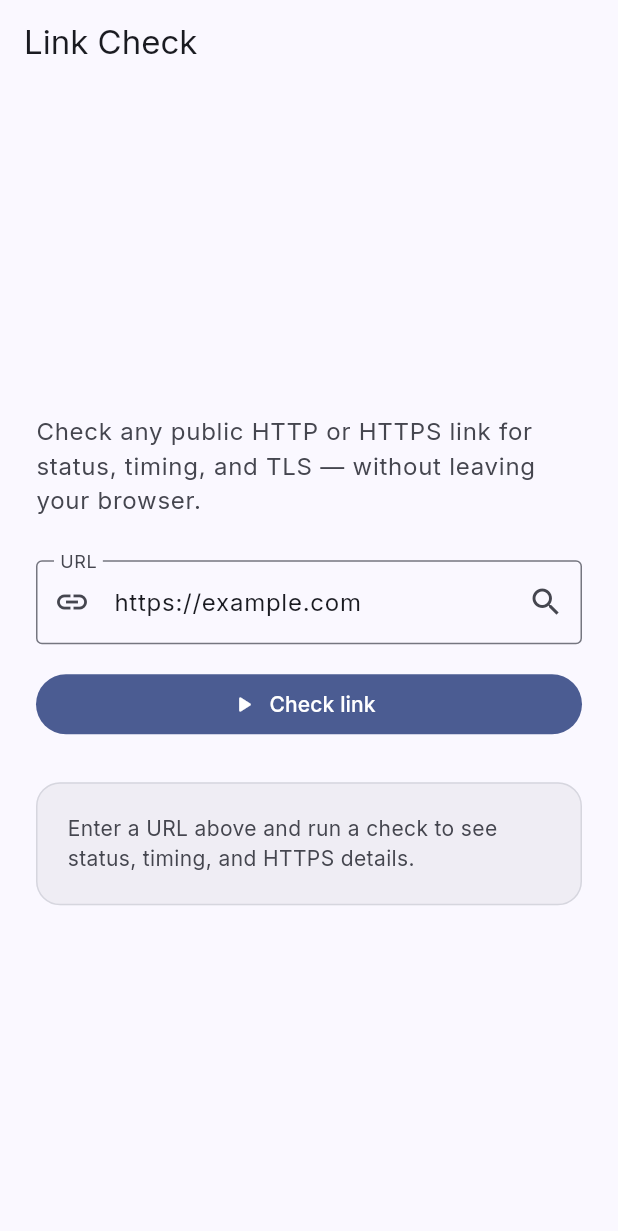
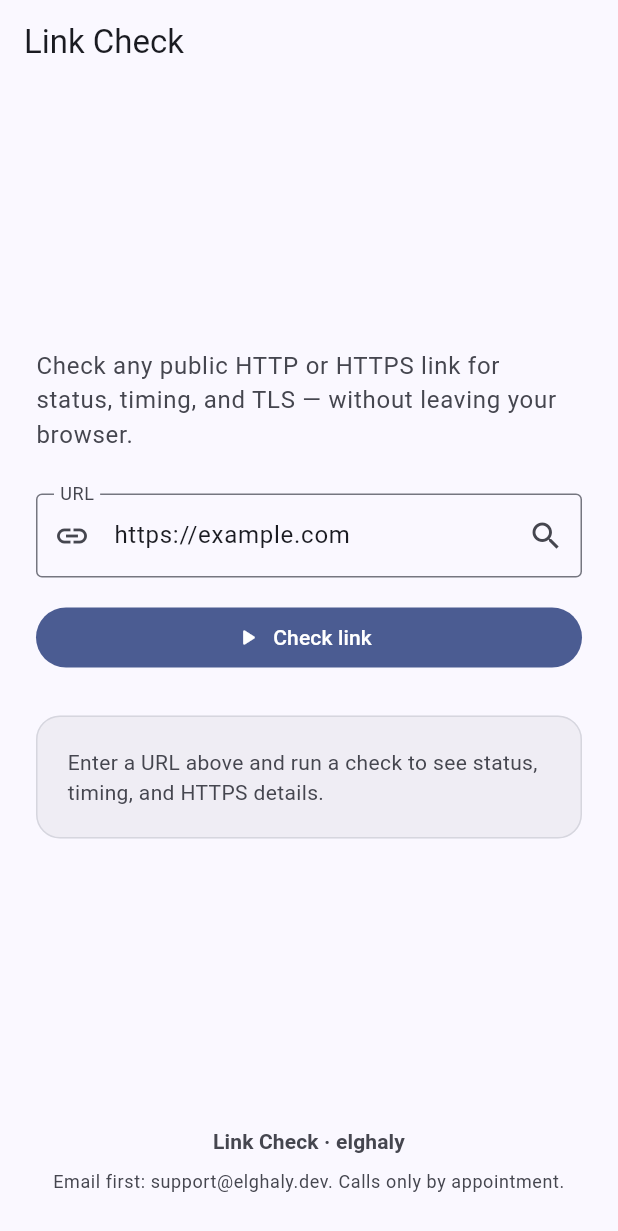
Before and after one commit to elghaly-dev/link-check, a Flutter app: the screen it shows after launch, on a phone screen of 412 x 824 dp. Shown: the top 1231 px of the screen. Run offline on Flutter 3.47's test engine with Material 3 defaults, Android fonts, the phone set to English and light mode, and no system bars; our stand-ins replace google_fonts; missing offline and left inert: flutter_driver, serverpod, serverpod_client, serverpod_cloud_storage, serverpod_flutter; statements that could not run were skipped.

Commit message:
docs: add HOUSE_RULES and public copy compliance
- Document contributor house rules at repo root
- Centralize public copy and footer with required contact line
- Add tests for banned words and 390/1280 viewport goldens
- Update web manifest, index metadata, and Serverpod landing footer

Co-authored-by: wyndham35 <wyndham35@elghaly.dev>

```diff
--- /dev/null
+++ b/link_check_flutter/lib/copy/public_copy.dart
@@ -0,0 +1,13 @@
+/// User-visible strings governed by [HOUSE_RULES.md] at the repo root.
+abstract final class PublicCopy {
+  static const brandName = 'elghaly';
+
+  static const contactLine =
+      'Email first: support@elghaly.dev. Calls only by appointment.';
+
+  static const appTagline =
+      'Check any public HTTP or HTTPS link for status, timing, and TLS — '
+      'without leaving your browser.';
+
+  static const footerAttribution = 'Link Check · $brandName';
+}
--- a/link_check_flutter/lib/main.dart
+++ b/link_check_flutter/lib/main.dart
@@ -1,26 +1,14 @@
 import 'package:flutter/material.dart';
-import 'package:google_fonts/google_fonts.dart';
 
 import 'client.dart';
 import 'screens/link_check_screen.dart';
+import 'theme/app_theme.dart';
+import 'widgets/public_footer.dart';
 
 void main() async {
   WidgetsFlutterBinding.ensureInitialized();
   await initializeClient();
   runApp(const LinkCheckApp());
-}
-
-ThemeData _buildTheme(Brightness brightness) {
-  final base = ThemeData(
-    colorScheme: ColorScheme.fromSeed(
-      seedColor: const Color(0xFF2563EB),
-      brightness: brightness,
-    ),
-    useMaterial3: true,
-  );
-  return base.copyWith(
-    textTheme: GoogleFonts.interTextTheme(base.textTheme),
-  );
 }
 
 class LinkCheckApp extends StatelessWidget {
@@ -30,8 +18,8 @@ class LinkCheckApp extends StatelessWidget {
   Widget build(BuildContext context) {
     return MaterialApp(
       title: 'Link Check',
-      theme: _buildTheme(Brightness.light),
-      darkTheme: _buildTheme(Brightness.dark),
+      theme: buildAppTheme(Brightness.light),
+      darkTheme: buildAppTheme(Brightness.dark),
       themeMode: ThemeMode.system,
       home: const LinkCheckHomePage(),
     );
@@ -44,11 +32,14 @@ class LinkCheckHomePage extends StatelessWidget {
   @override
   Widget build(BuildContext context) {
     return Scaffold(
-      appBar: AppBar(
-        title: const Text('Link Check'),
-        centerTitle: false,
+      appBar: AppBar(title: const Text('Link Check'), centerTitle: false),
+      body: const Column(
+        crossAxisAlignment: CrossAxisAlignment.stretch,
+        children: [
+          Expanded(child: LinkCheckScreen()),
+          PublicFooter(),
+        ],
       ),
-      body: const LinkCheckScreen(),
     );
   }
 }
--- a/link_check_flutter/lib/screens/link_check_screen.dart
+++ b/link_check_flutter/lib/screens/link_check_screen.dart
@@ -2,6 +2,7 @@ import 'package:flutter/material.dart';
 import 'package:link_check_client/link_check_client.dart';
 
 import '../client.dart';
+import '../copy/public_copy.dart';
 import 'link_check_result_view.dart';
 
 class LinkCheckScreen extends StatefulWidget {
@@ -12,9 +13,7 @@ class LinkCheckScreen extends StatefulWidget {
 }
 
 class _LinkCheckScreenState extends State<LinkCheckScreen> {
-  final _urlController = TextEditingController(
-    text: 'https://example.com',
-  );
+  final _urlController = TextEditingController(text: 'https://example.com');
 
   LinkCheckResult? _result;
   String? _transportError;
@@ -76,7 +75,7 @@ class _LinkCheckScreenState extends State<LinkCheckScreen> {
             crossAxisAlignment: CrossAxisAlignment.stretch,
             children: [
               Text(
-                'Check any public HTTP or HTTPS link for status, timing, and TLS — without leaving your browser.',
+                PublicCopy.appTagline,
                 style: theme.textTheme.bodyLarge?.copyWith(
                   color: theme.colorScheme.onSurfaceVariant,
                   height: 1.45,
--- /dev/null
+++ b/link_check_flutter/lib/theme/app_theme.dart
@@ -0,0 +1,18 @@
+import 'package:flutter/material.dart';
+import 'package:google_fonts/google_fonts.dart';
+
+import 'is_test_environment.dart';
+
+ThemeData buildAppTheme(Brightness brightness) {
+  final base = ThemeData(
+    colorScheme: ColorScheme.fromSeed(
+      seedColor: const Color(0xFF2563EB),
+      brightness: brightness,
+    ),
+    useMaterial3: true,
+  );
+  if (isTestEnvironment) {
+    return base;
+  }
+  return base.copyWith(textTheme: GoogleFonts.interTextTheme(base.textTheme));
+}
--- /dev/null
+++ b/link_check_flutter/lib/theme/is_test_environment.dart
@@ -0,0 +1,2 @@
+export 'is_test_environment_stub.dart'
+    if (dart.library.io) 'is_test_environment_io.dart';
--- /dev/null
+++ b/link_check_flutter/lib/theme/is_test_environment_io.dart
@@ -0,0 +1,3 @@
+import 'dart:io';
+
+bool get isTestEnvironment => Platform.environment.containsKey('FLUTTER_TEST');
--- /dev/null
+++ b/link_check_flutter/lib/theme/is_test_environment_stub.dart
@@ -0,0 +1 @@
+bool get isTestEnvironment => false;
--- /dev/null
+++ b/link_check_flutter/lib/widgets/public_footer.dart
@@ -0,0 +1,40 @@
+import 'package:flutter/material.dart';
+
+import '../copy/public_copy.dart';
+
+/// Footer shown on public-facing screens ([HOUSE_RULES.md] contact line).
+class PublicFooter extends StatelessWidget {
+  const PublicFooter({super.key});
+
+  @override
+  Widget build(BuildContext context) {
+    final theme = Theme.of(context);
+    final muted = theme.colorScheme.onSurfaceVariant;
+
+    return Padding(
+      padding: const EdgeInsets.fromLTRB(24, 16, 24, 28),
+      child: Column(
+        crossAxisAlignment: CrossAxisAlignment.center,
+        children: [
+          Text(
+            PublicCopy.footerAttribution,
+            style: theme.textTheme.labelLarge?.copyWith(
+              color: muted,
+              fontWeight: FontWeight.w600,
+            ),
+            textAlign: TextAlign.center,
+          ),
+          const SizedBox(height: 8),
+          Text(
+            PublicCopy.contactLine,
+            style: theme.textTheme.bodySmall?.copyWith(
+              color: muted,
+              height: 1.4,
+            ),
+            textAlign: TextAlign.center,
+          ),
+        ],
+      ),
+    );
+  }
+}
```
Also changed, not shown: 9 other files.
